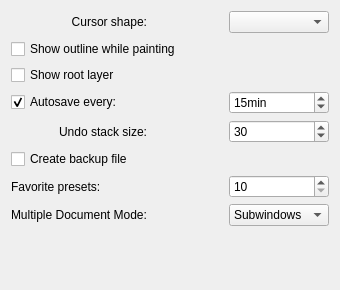
Before: the Qt Designer form krita/ui/forms/wdggeneralsettings.ui in KDE/krita, drawn with Qt 5.
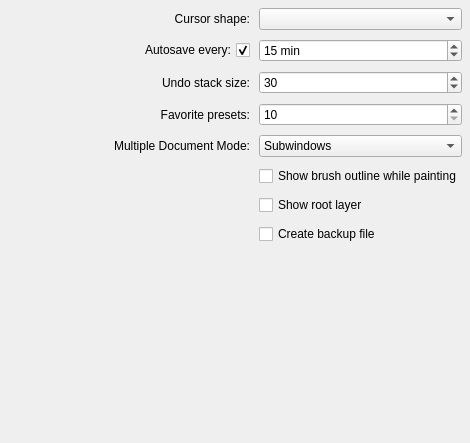
After: the same form once the commit is applied.

Commit message: clean up general settings for Krita configuration

The edit to the form file:
```diff
--- a/krita/ui/forms/wdggeneralsettings.ui
+++ b/krita/ui/forms/wdggeneralsettings.ui
@@ -6,69 +6,92 @@
    <rect>
     <x>0</x>
     <y>0</y>
-    <width>340</width>
-    <height>290</height>
+    <width>470</width>
+    <height>443</height>
    </rect>
   </property>
+  <layout class="QVBoxLayout" name="verticalLayout">
+   <property name="spacing">
+    <number>0</number>
+   </property>
+   <property name="leftMargin">
+    <number>8</number>
+   </property>
+   <property name="topMargin">
+    <number>8</number>
+   </property>
+   <property name="rightMargin">
+    <number>8</number>
+   </property>
+   <property name="bottomMargin">
+    <number>8</number>
+   </property>
+   <item>
   <layout class="QGridLayout" name="gridLayout">
-   <item row="0" column="0">
-    <widget class="QLabel" name="textLabel1">
-     <property name="text">
-      <string>Cursor shape:</string>
+     <property name="spacing">
+      <number>9</number>
      </property>
-     <property name="alignment">
-      <set>Qt::AlignRight|Qt::AlignTrailing|Qt::AlignVCenter</set>
-     </property>
-    </widget>
-   </item>
-   <item row="0" column="2">
-    <widget class="QComboBox" name="m_cmbCursorShape"/>
-   </item>
-   <item row="1" column="0" colspan="3">
-    <widget class="QCheckBox" name="m_showOutlinePainting">
+     <item row="10" column="1">
+      <widget class="QCheckBox" name="m_backupFileCheckBox">
      <property name="text">
-      <string>Show outline while painting</string>
+        <string>Create backup file </string>
      </property>
     </widget>
    </item>
-   <item row="2" column="0">
+     <item row="9" column="1">
     <widget class="QCheckBox" name="chkShowRootLayer">
      <property name="text">
       <string>Show root layer</string>
      </property>
     </widget>
    </item>
-   <item row="3" column="0">
-    <widget class="QCheckBox" name="m_autosaveCheckBox">
+     <item row="7" column="0">
+      <widget class="QLabel" name="label_2">
      <property name="text">
-      <string>Autosave every:</string>
-     </property>
-     <property name="checked">
-      <bool>true</bool>
+        <string>Multiple Document Mode:</string>
+       </property>
+       <property name="alignment">
+        <set>Qt::AlignRight|Qt::AlignTrailing|Qt::AlignVCenter</set>
      </property>
     </widget>
    </item>
-   <item row="3" column="2">
-    <widget class="QSpinBox" name="m_autosaveSpinBox">
-     <property name="suffix">
-      <string notr="true">min</string>
-     </property>
+     <item row="6" column="1">
+      <widget class="QSpinBox" name="m_favoritePresetsSpinBox">
+       <property name="minimum">
+        <number>10</number>
+       </property>
+       <property name="maximum">
+        <number>30</number>
+       </property>
+      </widget>
+     </item>
+     <item row="4" column="1">
+      <widget class="QSpinBox" name="m_undoStackSize">
      <property name="minimum">
-      <number>1</number>
+        <number>0</number>
      </property>
      <property name="maximum">
-      <number>1440</number>
+        <number>1000</number>
      </property>
      <property name="singleStep">
       <number>5</number>
      </property>
      <property name="value">
-      <number>15</number>
+        <number>30</number>
      </property>
     </widget>
    </item>
+     <item row="0" column="1">
+      <widget class="QComboBox" name="m_cmbCursorShape"/>
+     </item>
    <item row="4" column="0">
     <widget class="QLabel" name="label">
+       <property name="sizePolicy">
+        <sizepolicy hsizetype="Preferred" vsizetype="Preferred">
+         <horstretch>0</horstretch>
+         <verstretch>0</verstretch>
+        </sizepolicy>
+       </property>
      <property name="text">
       <string>Undo stack size:</string>
      </property>
@@ -77,47 +100,61 @@
      </property>
     </widget>
    </item>
-   <item row="4" column="2">
-    <widget class="QSpinBox" name="m_undoStackSize">
-     <property name="minimum">
-      <number>0</number>
-     </property>
-     <property name="maximum">
-      <number>1000</number>
-     </property>
-     <property name="singleStep">
-      <number>5</number>
-     </property>
-     <property name="value">
-      <number>30</number>
-     </property>
-    </widget>
-   </item>
-   <item row="5" column="0" colspan="3">
-    <widget class="QCheckBox" name="m_backupFileCheckBox">
-     <property name="text">
-      <string>Create backup file </string>
-     </property>
-    </widget>
-   </item>
    <item row="6" column="0">
     <widget class="QLabel" name="label_3">
+       <property name="sizePolicy">
+        <sizepolicy hsizetype="Preferred" vsizetype="Preferred">
+         <horstretch>0</horstretch>
+         <verstretch>0</verstretch>
+        </sizepolicy>
+       </property>
      <property name="text">
       <string>Favorite presets:</string>
      </property>
-    </widget>
-   </item>
-   <item row="6" column="2">
-    <widget class="QSpinBox" name="m_favoritePresetsSpinBox">
+       <property name="alignment">
+        <set>Qt::AlignRight|Qt::AlignTrailing|Qt::AlignVCenter</set>
+       </property>
+      </widget>
+     </item>
+     <item row="3" column="1">
+      <widget class="QSpinBox" name="m_autosaveSpinBox">
+       <property name="suffix">
+        <string notr="true"> min</string>
+       </property>
      <property name="minimum">
-      <number>10</number>
+        <number>1</number>
      </property>
      <property name="maximum">
-      <number>30</number>
-     </property>
-    </widget>
-   </item>
-   <item row="7" column="2">
+        <number>1440</number>
+       </property>
+       <property name="singleStep">
+        <number>5</number>
+       </property>
+       <property name="value">
+        <number>15</number>
+       </property>
+      </widget>
+     </item>
+     <item row="3" column="0">
+      <widget class="QCheckBox" name="m_autosaveCheckBox">
+       <property name="sizePolicy">
+        <sizepolicy hsizetype="MinimumExpanding" vsizetype="Fixed">
+         <horstretch>0</horstretch>
+         <verstretch>0</verstretch>
+        </sizepolicy>
+       </property>
+       <property name="layoutDirection">
+        <enum>Qt::RightToLeft</enum>
+       </property>
+       <property name="text">
+        <string>Autosave every:</string>
+       </property>
+       <property name="checked">
+        <bool>true</bool>
+       </property>
+      </widget>
+     </item>
+     <item row="7" column="1">
     <widget class="QComboBox" name="m_cmbMDIType">
      <item>
       <property name="text">
@@ -131,29 +168,44 @@
      </item>
     </widget>
    </item>
+     <item row="0" column="0">
+      <widget class="QLabel" name="textLabel1">
+       <property name="sizePolicy">
+        <sizepolicy hsizetype="Preferred" vsizetype="Preferred">
+         <horstretch>0</horstretch>
+         <verstretch>0</verstretch>
+        </sizepolicy>
+       </property>
+       <property name="text">
+        <string>Cursor shape:</string>
+       </property>
+       <property name="alignment">
+        <set>Qt::AlignRight|Qt::AlignTrailing|Qt::AlignVCenter</set>
+       </property>
+      </widget>
+     </item>
    <item row="8" column="1">
-    <spacer name="spacer2">
+      <widget class="QCheckBox" name="m_showOutlinePainting">
+       <property name="text">
+        <string>Show brush outline while painting</string>
+       </property>
+      </widget>
+     </item>
+    </layout>
+   </item>
+   <item>
+    <spacer name="verticalSpacer">
      <property name="orientation">
       <enum>Qt::Vertical</enum>
      </property>
-     <property name="sizeType">
-      <enum>QSizePolicy::Expanding</enum>
-     </property>
      <property name="sizeHint" stdset="0">
       <size>
        <width>20</width>
-       <height>41</height>
+       <height>40</height>
       </size>
      </property>
     </spacer>
    </item>
-   <item row="7" column="0">
-    <widget class="QLabel" name="label_2">
-     <property name="text">
-      <string>Multiple Document Mode:</string>
-     </property>
-    </widget>
-   </item>
   </layout>
  </widget>
  <resources/>
```
Lines whose indentation alone changed are shown as unchanged.
